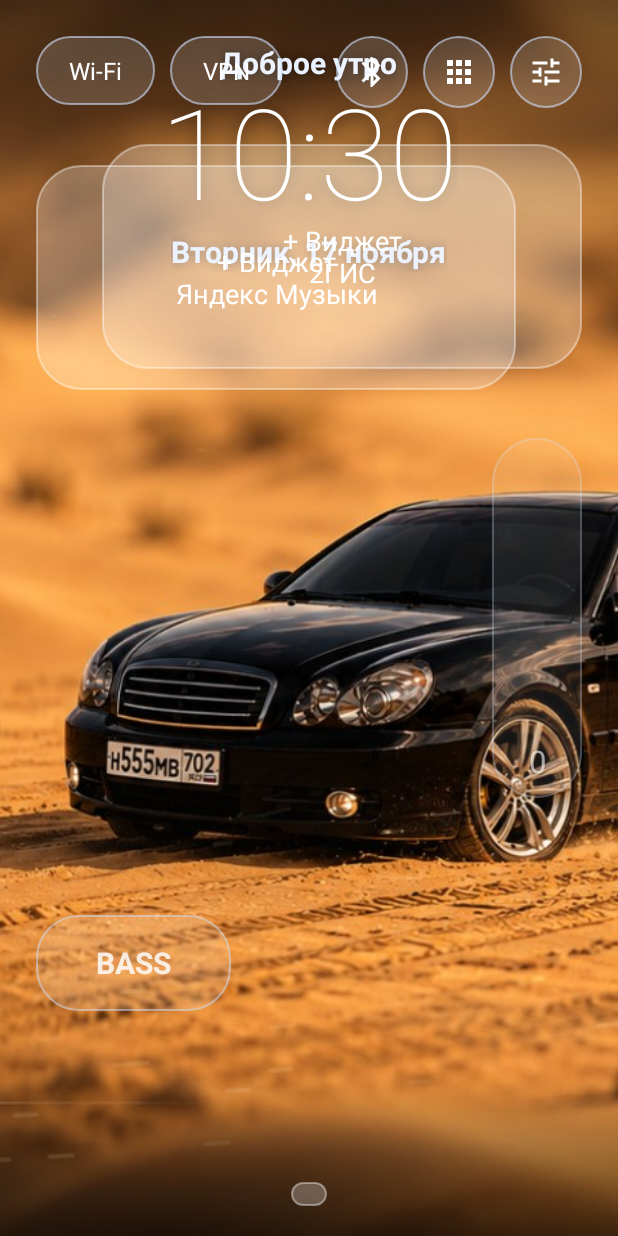
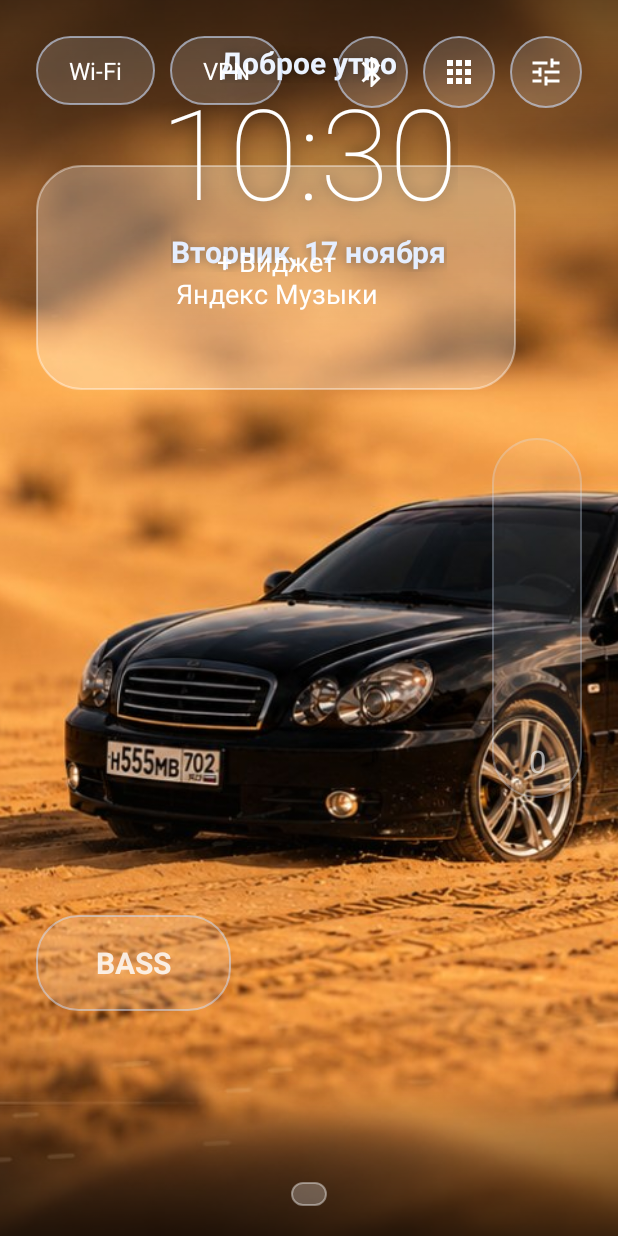
Before and after one commit to ilnurvv-gif/Simplehome, an Android app: the screen it shows after launch (MainActivity), on a phone screen of 412 x 824 dp. Run offline under Robolectric (Android 15) with nearby library versions, the phone set to English and light mode, and no system bars.

Commit message:
Remove 2GIS widget slot
Co-Authored-By: Claude Sonnet 5.5 <noreply@anthropic.com>
Claude-Session: https://claude.ai/code/session_01MM6RfAKwUqWHiYHzMgsRma

```diff
--- a/app/src/main/java/local/headunit/home/MainActivity.java
+++ b/app/src/main/java/local/headunit/home/MainActivity.java
@@ -290,7 +290,7 @@ public class MainActivity extends Activity {
         }
     }
 
-    // ---------- виджеты (Яндекс Музыка, 2ГИС) ----------
+    // ---------- виджет (Яндекс Музыка) ----------
     private static final class Slot {
         final String prefKey, title;
         final int reqBind, reqCfg;
@@ -319,12 +319,10 @@ public class MainActivity extends Activity {
         awm = AppWidgetManager.getInstance(this);
         widgetHost = new AppWidgetHost(this, 1024);
         slots = new Slot[]{
-                new Slot("widget_id", "Яндекс Музыки", 501, 502, "yandex.music", "music.yandex", "yandex.mus"),
-                new Slot("widget2_id", "2ГИС", 503, 504, "dublgis", "2gis")
+                new Slot("widget_id", "Яндекс Музыки", 501, 502, "yandex.music", "music.yandex", "yandex.mus")
         };
         int[][] ids = {
-                {R.id.widget_host, R.id.widget_add, R.id.widget_remove},
-                {R.id.widget2_host, R.id.widget2_add, R.id.widget2_remove}
+                {R.id.widget_host, R.id.widget_add, R.id.widget_remove}
         };
         for (int i = 0; i < slots.length; i++) {
             final Slot s = slots[i];
@@ -482,7 +480,7 @@ public class MainActivity extends Activity {
                 float dx = e2.getX() - e1.getX(), dy = e2.getY() - e1.getY();
                 if (Math.abs(dx) < 140 || Math.abs(dx) < 2f * Math.abs(dy) || Math.abs(vx) < 300) return false;
                 if (drawer.getVisibility() == View.VISIBLE) return false;
-                int[] busy = {R.id.widget_slot, R.id.widget2_slot, R.id.vol, R.id.dock};
+                int[] busy = {R.id.widget_slot, R.id.vol, R.id.dock};
                 for (int id : busy) if (hit(findViewById(id), e1)) return false;
                 changeBackground(dx < 0 ? 1 : -1);
                 return true;
--- a/app/src/main/res/layout/activity_main.xml
+++ b/app/src/main/res/layout/activity_main.xml
@@ -139,45 +139,6 @@
             android:visibility="gone" />
     </FrameLayout>
 
-    <FrameLayout
-        android:id="@+id/widget2_slot"
-        android:layout_width="320dp"
-        android:layout_height="150dp"
-        android:layout_gravity="end|top"
-        android:layout_marginTop="96dp"
-        android:layout_marginEnd="24dp"
-        android:background="@drawable/dock_bg"
-        android:padding="6dp">
-
-        <TextView
-            android:id="@+id/widget2_add"
-            android:layout_width="match_parent"
-            android:layout_height="match_parent"
-            android:clickable="true"
-            android:gravity="center"
-            android:text="+ Виджет\n2ГИС"
-            android:textColor="#FFFFFF"
-            android:textSize="18sp" />
-
-        <FrameLayout
-            android:id="@+id/widget2_host"
-            android:layout_width="match_parent"
-            android:layout_height="match_parent" />
-
-        <TextView
-            android:id="@+id/widget2_remove"
-            android:layout_width="34dp"
-            android:layout_height="34dp"
-            android:layout_gravity="top|end"
-            android:background="@drawable/circle_bg"
-            android:clickable="true"
-            android:gravity="center"
-            android:text="✕"
-            android:textColor="#FFFFFF"
-            android:textSize="14sp"
-            android:visibility="gone" />
-    </FrameLayout>
-
     <View
         android:id="@+id/logo_hit"
         android:layout_width="240dp"
```
Also changed, not shown: 1 other file.
